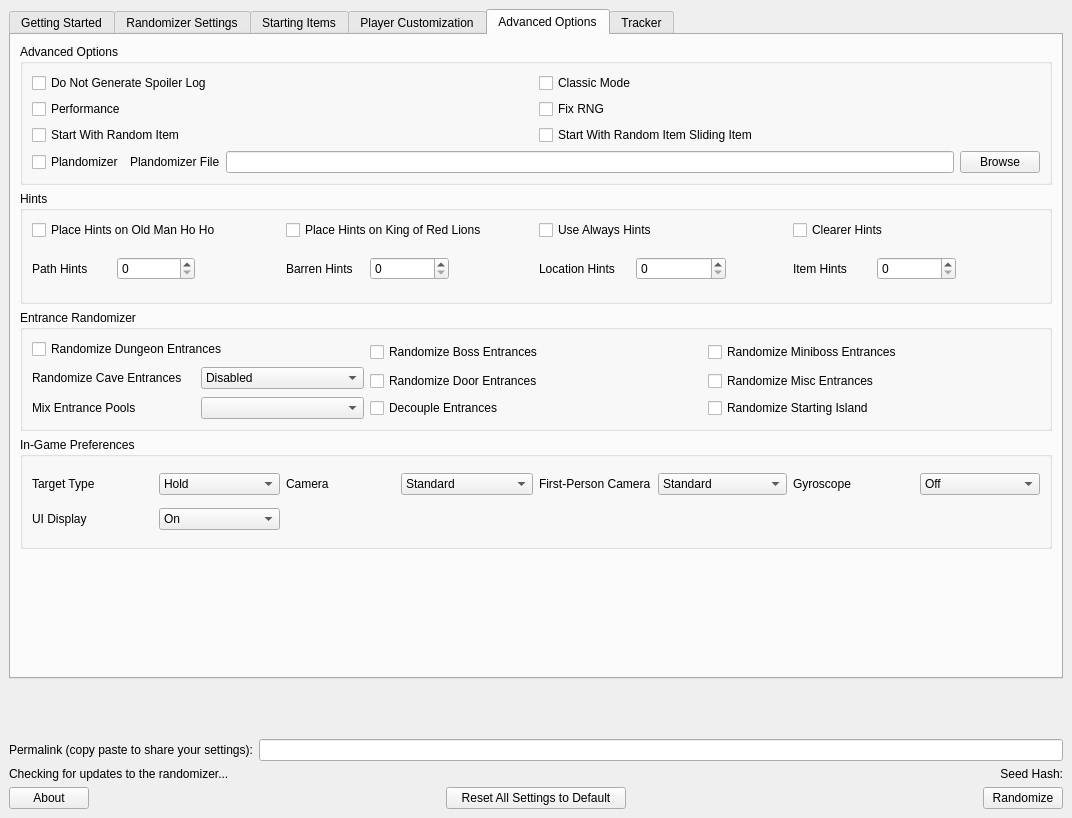
Qt form gui/mainwindow.ui (SuperDude88/TWWHD-Randomizer) before a commit.
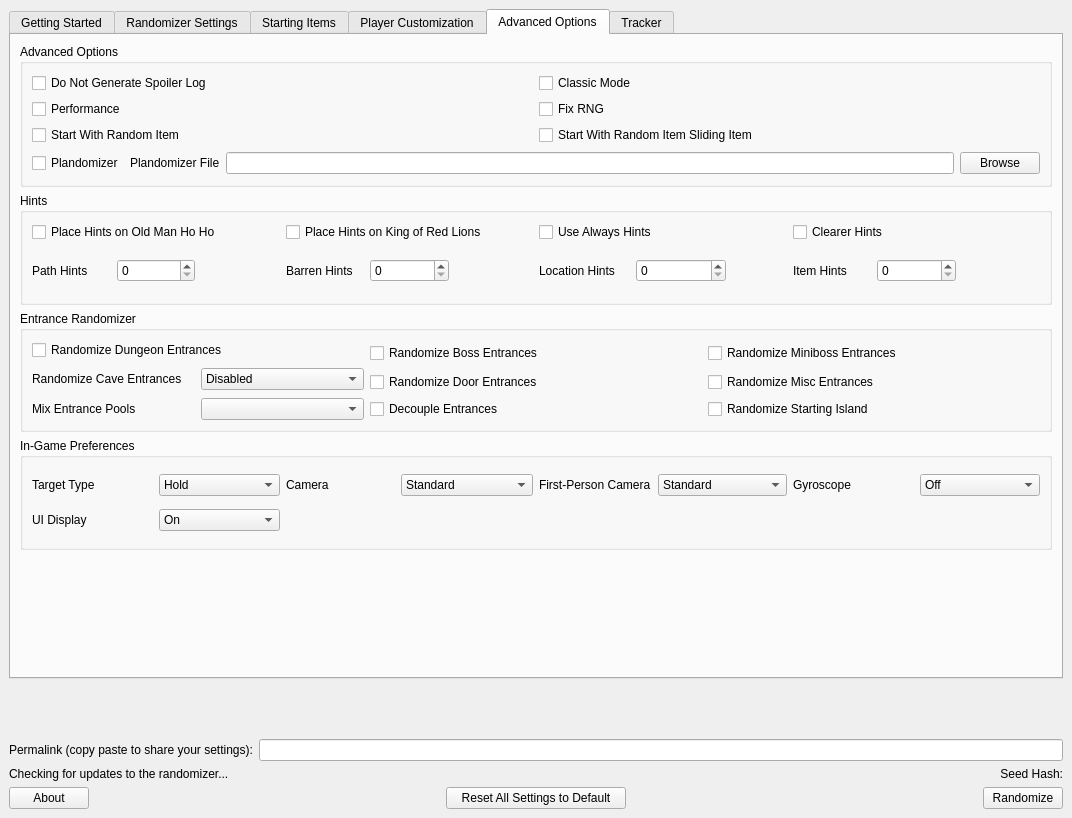
The same form after that commit. The open tabs and pages were chosen to show the change.

```diff
--- a/gui/mainwindow.ui
+++ b/gui/mainwindow.ui
@@ -1672,6 +1672,12 @@
                  </item>
                  <item row="0" column="0">
                   <widget class="QCheckBox" name="plandomizer">
+                   <property name="minimumSize">
+                    <size>
+                     <width>0</width>
+                     <height>24</height>
+                    </size>
+                   </property>
                    <property name="text">
                     <string>Plandomizer</string>
                    </property>
```
Left out of the diff: 4 changed lines with no effect on the pictures.
